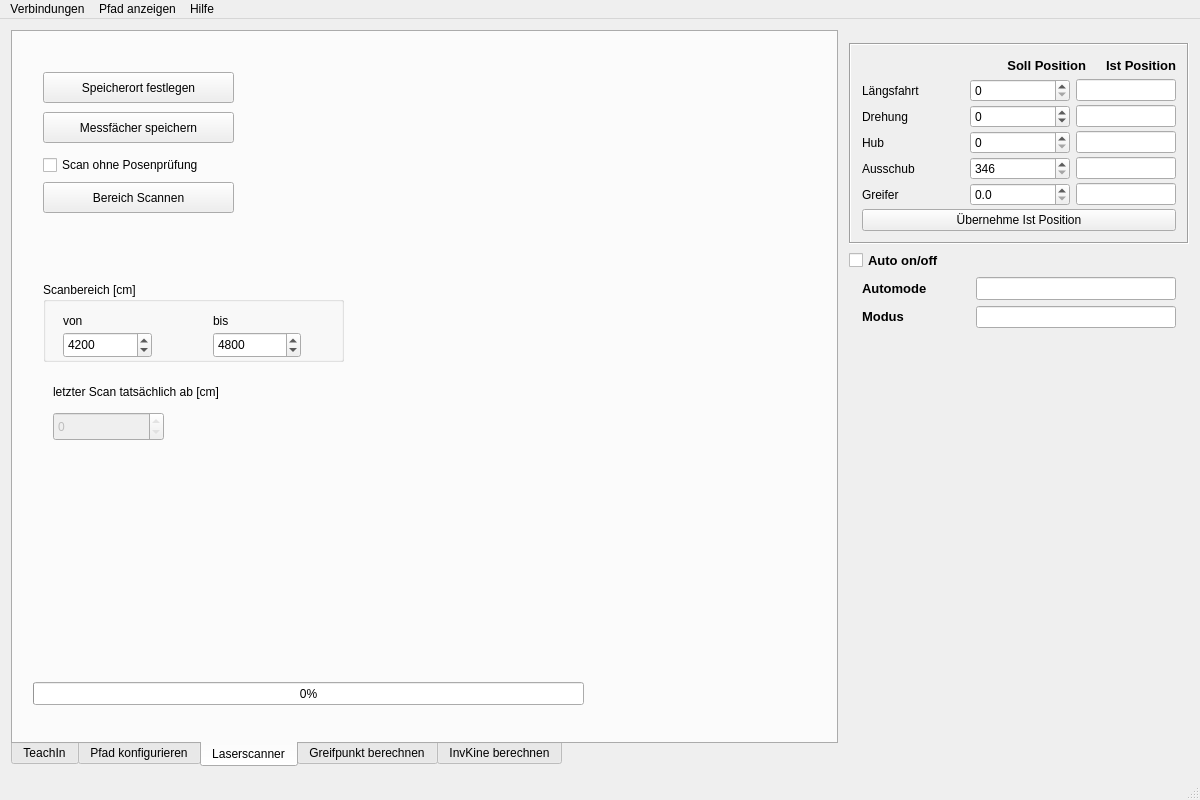
Qt form mainwindow.ui (LaurinCoder/Robokran) before a commit.
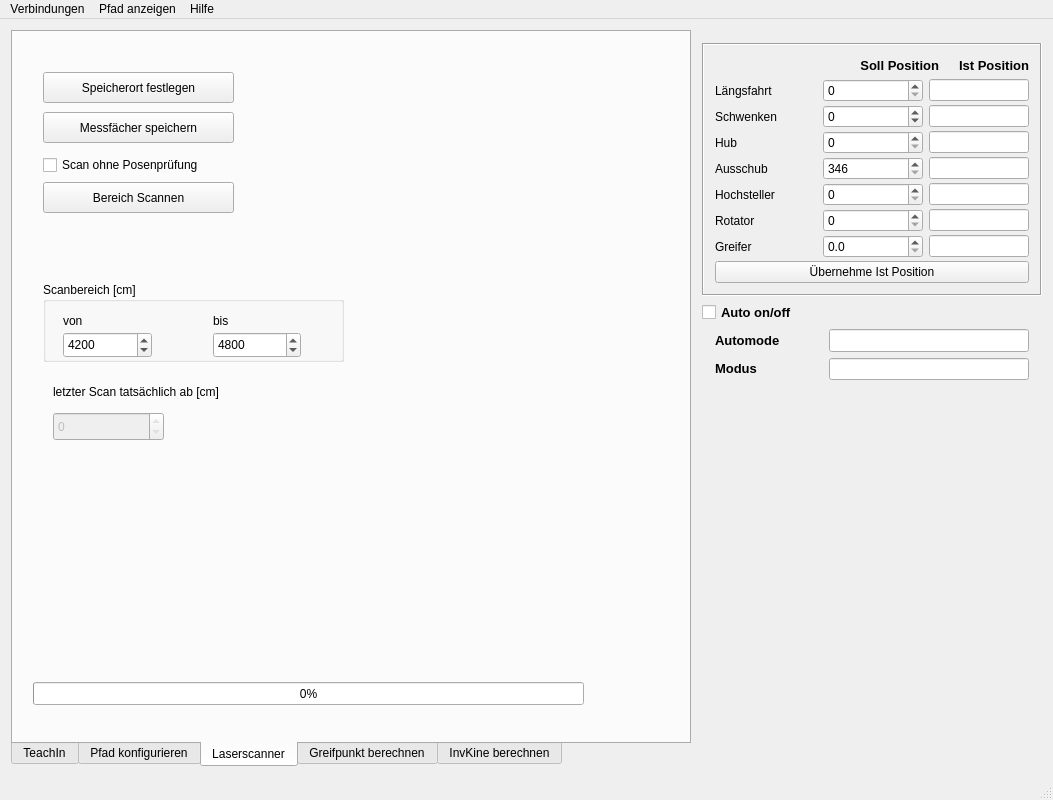
The same form after that commit. The open tabs and pages were chosen to show the change.

Commit message:
Hinzufügen von Hochsteller und Rotator
Komplettes einbinden von Hochsteller und Rotator.
Nicht keine Tests durchgeführt.

Patch:
```diff
--- a/mainwindow.ui
+++ b/mainwindow.ui
@@ -6,7 +6,7 @@
    <rect>
     <x>0</x>
     <y>0</y>
-    <width>1200</width>
+    <width>1053</width>
     <height>800</height>
    </rect>
   </property>
@@ -19,7 +19,7 @@
   <property name="minimumSize">
    <size>
     <width>800</width>
-    <height>600</height>
+    <height>800</height>
    </size>
   </property>
   <property name="windowTitle">
@@ -1729,7 +1729,7 @@
               </sizepolicy>
              </property>
              <property name="text">
-              <string>Drehung</string>
+              <string>Schwenken</string>
              </property>
             </widget>
            </item>
@@ -1892,6 +1892,92 @@
            </item>
           </layout>
          </item>
+         <item>
+          <layout class="QHBoxLayout" name="horizontalLayout_2">
+           <item>
+            <widget class="QLabel" name="label_32">
+             <property name="sizePolicy">
+              <sizepolicy hsizetype="Expanding" vsizetype="Preferred">
+               <horstretch>0</horstretch>
+               <verstretch>0</verstretch>
+              </sizepolicy>
+             </property>
+             <property name="text">
+              <string>Hochsteller</string>
+             </property>
+            </widget>
+           </item>
+           <item>
+            <widget class="QSpinBox" name="sollHochsteller">
+             <property name="sizePolicy">
+              <sizepolicy hsizetype="Fixed" vsizetype="Fixed">
+               <horstretch>0</horstretch>
+               <verstretch>0</verstretch>
+              </sizepolicy>
+             </property>
+             <property name="minimumSize">
+              <size>
+               <width>100</width>
+               <height>0</height>
+              </size>
+             </property>
+            </widget>
+           </item>
+           <item>
+            <widget class="QLineEdit" name="istHochsteller">
+             <property name="maximumSize">
+              <size>
+               <width>100</width>
+               <height>16777215</height>
+              </size>
+             </property>
+            </widget>
+           </item>
+          </layout>
+         </item>
+         <item>
+          <layout class="QHBoxLayout" name="horizontalLayout_3">
+           <item>
+            <widget class="QLabel" name="label_33">
+             <property name="sizePolicy">
+              <sizepolicy hsizetype="Expanding" vsizetype="Preferred">
+               <horstretch>0</horstretch>
+               <verstretch>0</verstretch>
+              </sizepolicy>
+             </property>
+             <property name="text">
+              <string>Rotator</string>
+             </property>
+            </widget>
+           </item>
+           <item>
+            <widget class="QSpinBox" name="sollRotator">
+             <property name="sizePolicy">
+              <sizepolicy hsizetype="Fixed" vsizetype="Fixed">
+               <horstretch>0</horstretch>
+               <verstretch>0</verstretch>
+              </sizepolicy>
+             </property>
+             <property name="minimumSize">
+              <size>
+               <width>100</width>
+               <height>0</height>
+              </size>
+             </property>
+            </widget>
+           </item>
+           <item>
+            <widget class="QLineEdit" name="istRotator">
+             <property name="maximumSize">
+              <size>
+               <width>100</width>
+               <height>16777215</height>
+              </size>
+             </property>
+            </widget>
+           </item>
+          </layout>
+         </item>
          <item>
           <layout class="QHBoxLayout" name="horizontalLayout_23">
            <item>
@@ -2118,7 +2204,7 @@
     <rect>
      <x>0</x>
      <y>0</y>
-     <width>1200</width>
+     <width>1053</width>
      <height>25</height>
     </rect>
    </property>
```
Left out of the diff: 2 changed lines with no effect on the pictures. The commit also changes 3 other files.
